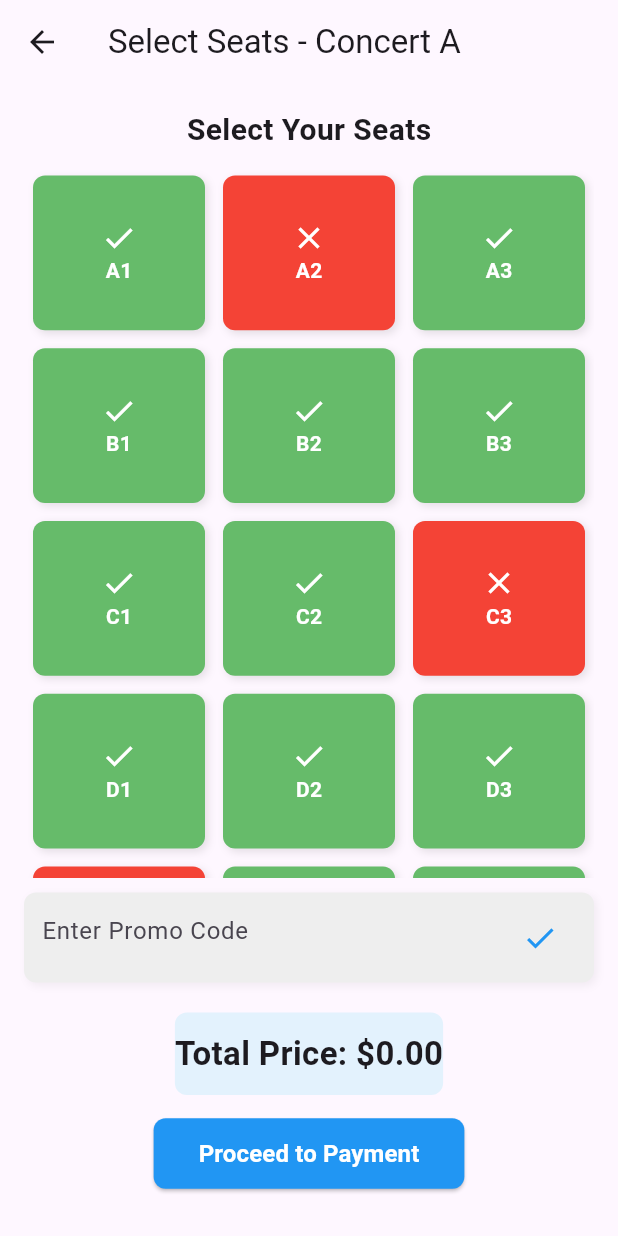
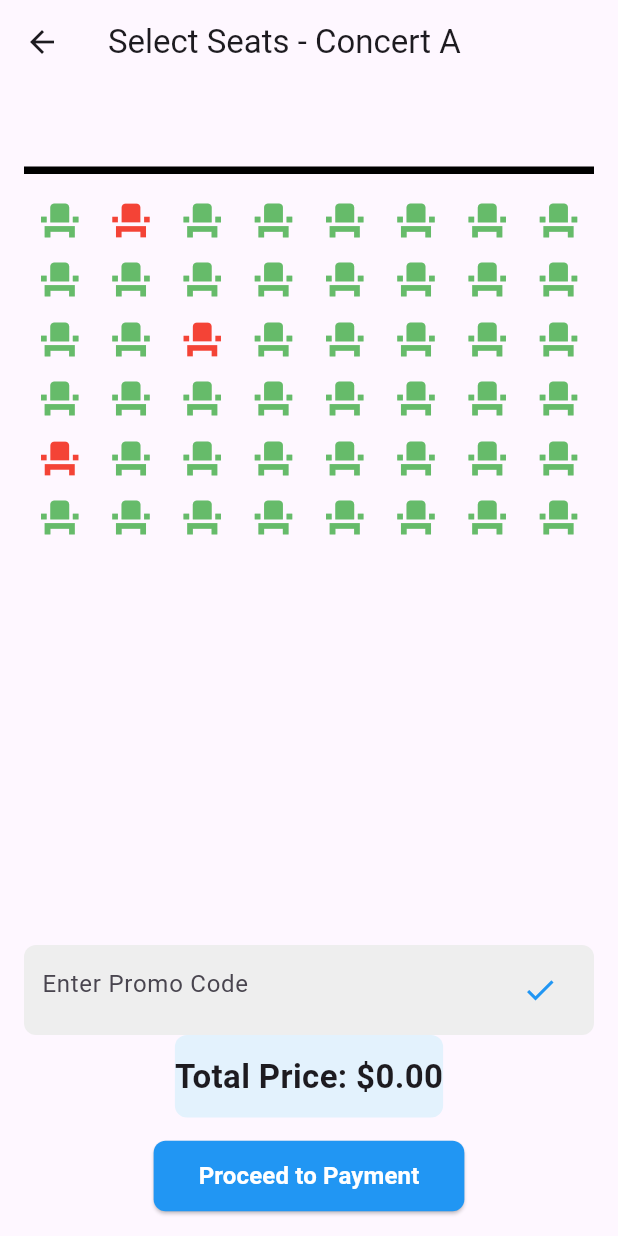
Before and after one commit to B2000513/assignmentbit31, a Flutter app: the SeatSelectionScreen screen opened directly with sample values from the repository, on a phone screen of 412 x 824 dp. Run offline on Flutter 3.47's test engine with Material 3 defaults, Android fonts, the phone set to English and light mode, and no system bars; our stand-ins replace fl_chart, open_file, pdf, qr_flutter.

Commit message:
new project

```diff
--- a/lib/pages/seatSelection.dart
+++ b/lib/pages/seatSelection.dart
@@ -2,7 +2,6 @@ import 'package:flutter/material.dart';
 import 'package:assignmentbit31/models/events.dart';
 import 'paymentScreen.dart';
 import '../models/seats.dart';
-
 
 class SeatSelectionScreen extends StatefulWidget {
   final Event event;
@@ -22,22 +21,29 @@ class _SeatSelectionScreenState extends State<SeatSelectionScreen> {
   bool isValidPromo = false;
   List<String> selectedSeats = [];
 
-
   @override
   void initState() {
     super.initState();
-    seats = List.generate(6, (row) => List.generate(3, (col) {
+
+    // Ensure event.seats has the correct dimensions
+    seats = List.generate(6, (row) => List.generate(8, (col) {
+      bool isOccupied = false;
+
+      if (row < widget.event.seats.length && col < widget.event.seats[row].length) {
+        isOccupied = widget.event.seats[row][col].isOccupied;
+      }
+
       return Seat(
         row: row,
         col: col,
-        isOccupied: widget.event.seats[row][col].isOccupied,
+        isOccupied: isOccupied,
       );
     }));
   }
 
   String getSeatLabel(int row, int col) {
-    String rowLetter = String.fromCharCode(65 + row); // Converts 0 -> 'A', 1 -> 'B'
-    return "$rowLetter${col + 1}"; // A1, A2, B1, etc.
+    String rowLetter = String.fromCharCode(65 + row);
+    return "$rowLetter${col + 1}";
   }
 
   void toggleSeat(int row, int col) {
@@ -91,14 +97,13 @@ class _SeatSelectionScreenState extends State<SeatSelectionScreen> {
     );
 
     if (paymentSuccess == true) {
-      // ✅ **Only after payment, mark seats as occupied**
       setState(() {
         for (var seatLabel in selectedSeats) {
-          int row = seatLabel.codeUnitAt(0) - 65; // Convert 'A' -> 0, 'B' -> 1
-          int col = int.parse(seatLabel.substring(1)) - 1; // Convert '1' -> 0
+          int row = seatLabel.codeUnitAt(0) - 65;
+          int col = int.parse(seatLabel.substring(1)) - 1;
           seats[row][col].isOccupied = true;
         }
-        selectedSeats.clear(); // Clear selection after booking
+        selectedSeats.clear();
       });
 
       ScaffoldMessenger.of(context).showSnackBar(
@@ -116,23 +121,26 @@ class _SeatSelectionScreenState extends State<SeatSelectionScreen> {
         child: Column(
           crossAxisAlignment: CrossAxisAlignment.center,
           children: [
-            Text("Select Your Seats",
-                style: const TextStyle(fontSize: 20, fontWeight: FontWeight.bold)),
-            const SizedBox(height: 10),
+            const Text(" ",
+                style: TextStyle(fontSize: 20, fontWeight: FontWeight.bold)),
+            Container(
+              margin: const EdgeInsets.symmetric(vertical: 10),
+              height: 5,
+              width: double.infinity,
+              color: Colors.black,
+            ),
 
             Expanded(
-              child: SingleChildScrollView(
               child: GridView.builder(
                 shrinkWrap: true,
-                  physics: const NeverScrollableScrollPhysics(),
-                  itemCount: 6 * 3,
+                itemCount: 6 * 8,
                 gridDelegate: const SliverGridDelegateWithFixedCrossAxisCount(
-                    crossAxisCount: 3,
-                    childAspectRatio: 1.1,
+                  crossAxisCount: 8,
+                  childAspectRatio: 1.2,
                 ),
                 itemBuilder: (context, index) {
-                    int row = index ~/ 3;
-                    int col = index % 3;
+                  int row = index ~/ 8;
+                  int col = index % 8;
                   bool isOccupied = seats[row][col].isOccupied;
                   String seatLabel = getSeatLabel(row, col);
 
@@ -140,47 +148,20 @@ class _SeatSelectionScreenState extends State<SeatSelectionScreen> {
                     onTap: () => toggleSeat(row, col),
                     child: Container(
                       margin: const EdgeInsets.all(6),
-                        decoration: BoxDecoration(
+                      child: Icon(
+                        Icons.event_seat,
+                        size: 30,
                         color: isOccupied
                             ? Colors.red
-                              : (selectedSeats.contains(seatLabel) ? Colors.orange : Colors.green[400]),
-                          borderRadius: BorderRadius.circular(8),
-                          boxShadow: [
-                            BoxShadow(
-                              color: Colors.black.withOpacity(0.1),
-                              blurRadius: 4,
-                              offset: const Offset(2, 2),
-                            )
-                          ],
-                        ),
-                        child: Center(
-                          child: Column(
-                            mainAxisAlignment: MainAxisAlignment.center,
-                            children: [
-                              Icon(
-                                isOccupied
-                                    ? Icons.close
-                                    : (selectedSeats.contains(seatLabel) ? Icons.check_circle : Icons.check),
-                                color: Colors.white,
-                              ),
-                              Text(
-                                seatLabel,
-                                style: const TextStyle(
-                                  fontWeight: FontWeight.bold,
-                                  color: Colors.white,
-                                ),
-                              ),
-                            ],
-                          ),
+                            : (selectedSeats.contains(seatLabel)
+                            ? Colors.orange
+                            : Colors.green[400]),
                       ),
                     ),
                   );
                 },
               ),
             ),
-            ),
-
-            const SizedBox(height: 10),
 
             if (selectedSeats.isNotEmpty)
               Column(
@@ -202,13 +183,6 @@ class _SeatSelectionScreenState extends State<SeatSelectionScreen> {
               decoration: BoxDecoration(
                 color: Colors.grey[200],
                 borderRadius: BorderRadius.circular(8),
-                boxShadow: [
-                  BoxShadow(
-                    color: Colors.black.withOpacity(0.05),
-                    blurRadius: 4,
-                    offset: const Offset(2, 2),
-                  )
-                ],
               ),
               child: TextField(
                 controller: promoController,
@@ -223,14 +197,11 @@ class _SeatSelectionScreenState extends State<SeatSelectionScreen> {
               ),
             ),
 
-            const SizedBox(height: 10),
-
             if (isValidPromo)
               Text(
                 "Promo Applied: ${discount * 100}% off!",
                 style: const TextStyle(color: Colors.green, fontWeight: FontWeight.bold),
               ),
-            const SizedBox(height: 10),
 
             Container(
               padding: const EdgeInsets.symmetric(vertical: 12),
@@ -243,6 +214,7 @@ class _SeatSelectionScreenState extends State<SeatSelectionScreen> {
                 style: const TextStyle(fontSize: 22, fontWeight: FontWeight.bold),
               ),
             ),
+
             const SizedBox(height: 15),
 
             ElevatedButton(
@@ -257,7 +229,6 @@ class _SeatSelectionScreenState extends State<SeatSelectionScreen> {
                 style: TextStyle(fontSize: 16, fontWeight: FontWeight.bold, color: Colors.white),
               ),
             ),
-            const SizedBox(height: 15),
           ],
         ),
       ),
```
Lines whose indentation alone changed are shown as unchanged.
